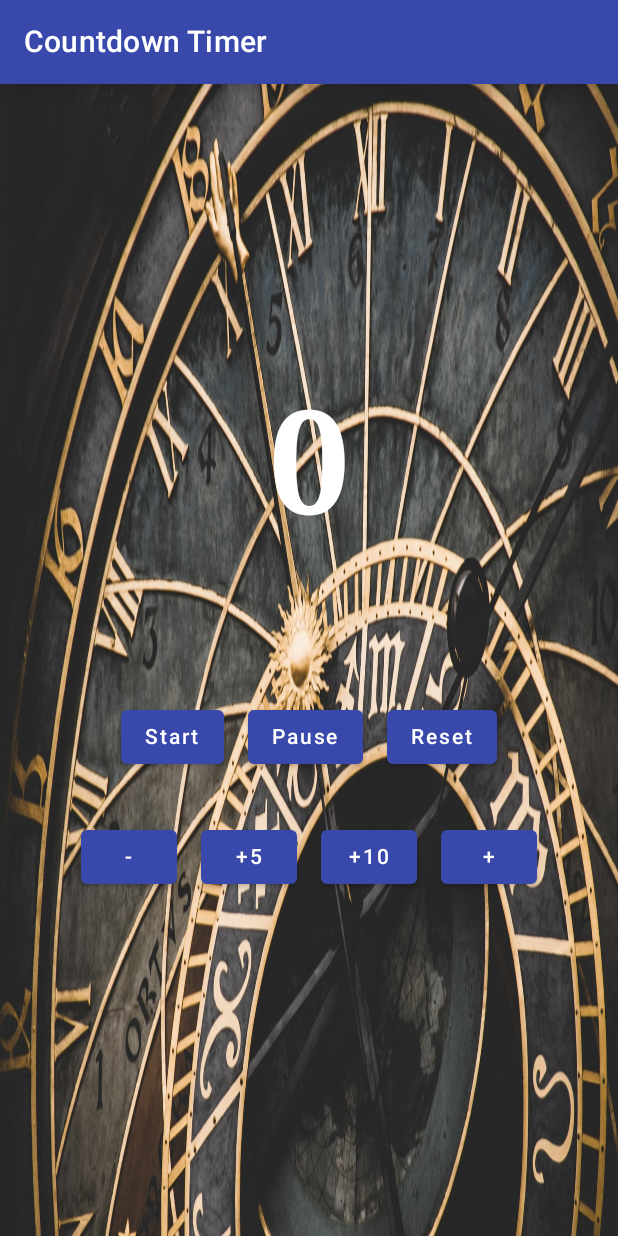
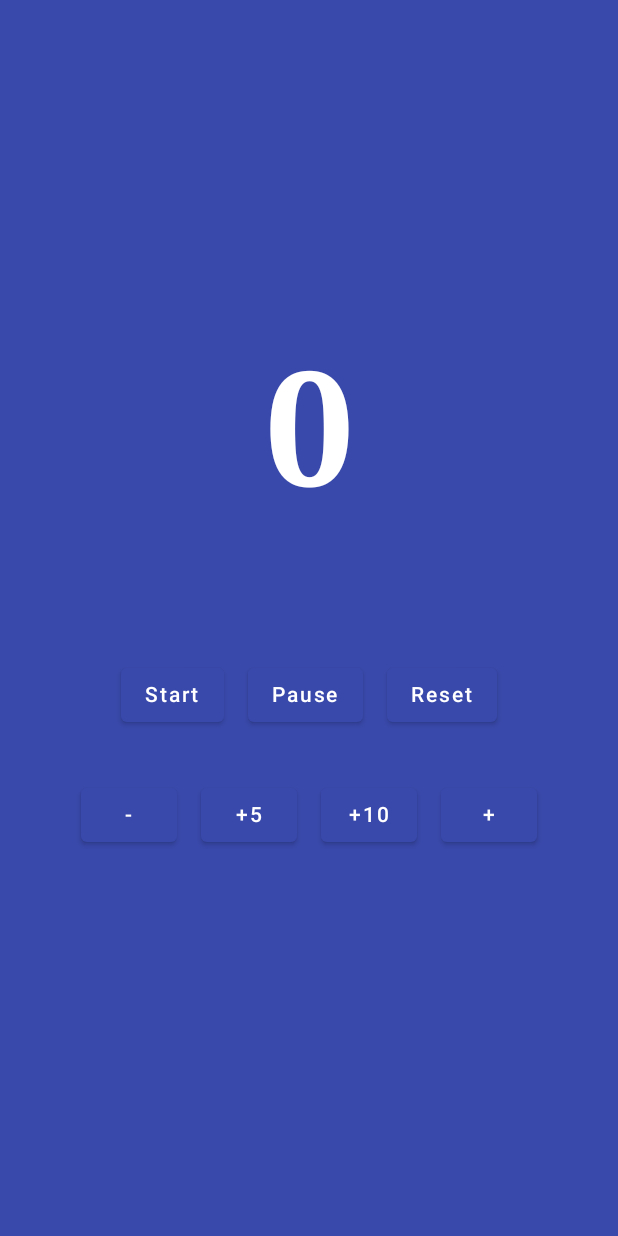
Before and after one commit to andyb129/CountdownTimerCompose, an Android app built with Jetpack Compose: the screen it shows after launch (MainActivity), on a phone screen of 412 x 824 dp. Run offline under Robolectric (Android 15) with nearby library versions, the phone set to English and light mode, and no system bars; our stand-ins replace livedata-compose.

```diff
--- a/app/src/main/java/uk/co/barbuzz/countdowntimer/ui/AppBarScaffold.kt
+++ b/app/src/main/java/uk/co/barbuzz/countdowntimer/ui/AppBarScaffold.kt
@@ -1,28 +1,29 @@
+/*
+ * Copyright 2021 The Android Open Source Project
+ *
+ * Licensed under the Apache License, Version 2.0 (the "License");
+ * you may not use this file except in compliance with the License.
+ * You may obtain a copy of the License at
+ *
+ *     https://www.apache.org/licenses/LICENSE-2.0
+ *
+ * Unless required by applicable law or agreed to in writing, software
+ * distributed under the License is distributed on an "AS IS" BASIS,
+ * WITHOUT WARRANTIES OR CONDITIONS OF ANY KIND, either express or implied.
+ * See the License for the specific language governing permissions and
+ * limitations under the License.
+ */
 package uk.co.barbuzz.countdowntimer.ui
 
-import androidx.compose.material.MaterialTheme
 import androidx.compose.material.Scaffold
-import androidx.compose.material.Text
-import androidx.compose.material.TopAppBar
 import androidx.compose.runtime.Composable
-import androidx.compose.ui.graphics.Color
-import androidx.compose.ui.unit.dp
 
 @Composable
 fun AppBarScaffold(
     screenTitle: String,
     content: @Composable () -> Unit
 ) {
-    Scaffold(
-        topBar = {
-            TopAppBar(
-                title = { Text(text = screenTitle, color = Color.White) },
-                backgroundColor = MaterialTheme.colors.primary,
-                contentColor = Color.White,
-                elevation = 12.dp
-            )
-        }
-    ) {
+    Scaffold() {
         content()
     }
 }
--- a/app/src/main/java/uk/co/barbuzz/countdowntimer/ui/Countdown.kt
+++ b/app/src/main/java/uk/co/barbuzz/countdowntimer/ui/Countdown.kt
@@ -1,3 +1,18 @@
+/*
+ * Copyright 2021 The Android Open Source Project
+ *
+ * Licensed under the Apache License, Version 2.0 (the "License");
+ * you may not use this file except in compliance with the License.
+ * You may obtain a copy of the License at
+ *
+ *     https://www.apache.org/licenses/LICENSE-2.0
+ *
+ * Unless required by applicable law or agreed to in writing, software
+ * distributed under the License is distributed on an "AS IS" BASIS,
+ * WITHOUT WARRANTIES OR CONDITIONS OF ANY KIND, either express or implied.
+ * See the License for the specific language governing permissions and
+ * limitations under the License.
+ */
 package uk.co.barbuzz.countdowntimer.ui
 
 import androidx.compose.animation.animateColor
@@ -18,7 +33,7 @@ import androidx.compose.ui.text.font.FontWeight
 import androidx.compose.ui.unit.Dp
 import androidx.compose.ui.unit.dp
 import kotlinx.coroutines.flow.Flow
-import uk.co.barbuzz.countdowntimer.ui.theme.purple500
+import uk.co.barbuzz.countdowntimer.ui.theme.purple200
 import uk.co.barbuzz.countdowntimer.ui.theme.teal200
 
 @Composable
@@ -33,14 +48,14 @@ fun Countdown(
         if (state % 2 != 0) {
             teal200
         } else {
-            purple500
+            purple200
         }
     }
     val size by transition.animateDp() { state ->
         if (state % 2 != 0) {
-            76.dp
+            96.dp
         } else {
-            96.dp
+            106.dp
         }
     }
 
--- a/app/src/main/java/uk/co/barbuzz/countdowntimer/ui/Timer.kt
+++ b/app/src/main/java/uk/co/barbuzz/countdowntimer/ui/Timer.kt
@@ -1,3 +1,18 @@
+/*
+ * Copyright 2021 The Android Open Source Project
+ *
+ * Licensed under the Apache License, Version 2.0 (the "License");
+ * you may not use this file except in compliance with the License.
+ * You may obtain a copy of the License at
+ *
+ *     https://www.apache.org/licenses/LICENSE-2.0
+ *
+ * Unless required by applicable law or agreed to in writing, software
+ * distributed under the License is distributed on an "AS IS" BASIS,
+ * WITHOUT WARRANTIES OR CONDITIONS OF ANY KIND, either express or implied.
+ * See the License for the specific language governing permissions and
+ * limitations under the License.
+ */
 package uk.co.barbuzz.countdowntimer.ui
 
 import androidx.compose.foundation.layout.Arrangement
@@ -9,11 +24,11 @@ import androidx.compose.material.Button
 import androidx.compose.material.Text
 import androidx.compose.runtime.Composable
 import androidx.compose.ui.Modifier
-import androidx.compose.ui.tooling.preview.Preview
 import androidx.compose.ui.unit.dp
 
 @Composable
-fun Timer(startTimer: () -> Unit,
+fun Timer(
+    startTimer: () -> Unit,
     pauseTimer: () -> Unit,
     resetTimer: () -> Unit,
     decrementTimerByOneSeconds: () -> Unit,
@@ -22,7 +37,7 @@ fun Timer(startTimer: () -> Unit,
     incrementTimerByTenSeconds: () -> Unit
 ) {
     Column(Modifier.fillMaxWidth().padding(16.dp)) {
-        Row (
+        Row(
             Modifier.fillMaxWidth().padding(vertical = 8.dp),
             horizontalArrangement = Arrangement.Center
         ) {
@@ -30,7 +45,7 @@ fun Timer(startTimer: () -> Unit,
             TimerButton("Pause", pauseTimer)
             TimerButton("Reset", resetTimer)
         }
-        Row (
+        Row(
             Modifier.fillMaxWidth().padding(vertical = 8.dp),
             horizontalArrangement = Arrangement.Center
         ) {
@@ -48,9 +63,3 @@ private fun TimerButton(buttonText: String, buttonOnClick: () -> Unit) {
         Text(buttonText)
     }
 }
-
-@Preview(showBackground = true)
-@Composable
-fun TimerPreview() {
-    //Timer(10, )
-}
--- a/app/src/main/java/uk/co/barbuzz/countdowntimer/ui/TimerScreen.kt
+++ b/app/src/main/java/uk/co/barbuzz/countdowntimer/ui/TimerScreen.kt
@@ -1,6 +1,20 @@
+/*
+ * Copyright 2021 The Android Open Source Project
+ *
+ * Licensed under the Apache License, Version 2.0 (the "License");
+ * you may not use this file except in compliance with the License.
+ * You may obtain a copy of the License at
+ *
+ *     https://www.apache.org/licenses/LICENSE-2.0
+ *
+ * Unless required by applicable law or agreed to in writing, software
+ * distributed under the License is distributed on an "AS IS" BASIS,
+ * WITHOUT WARRANTIES OR CONDITIONS OF ANY KIND, either express or implied.
+ * See the License for the specific language governing permissions and
+ * limitations under the License.
+ */
 package uk.co.barbuzz.countdowntimer.ui
 
-import androidx.compose.foundation.Image
 import androidx.compose.foundation.background
 import androidx.compose.foundation.layout.Arrangement
 import androidx.compose.foundation.layout.Box
@@ -12,11 +26,9 @@ import androidx.compose.foundation.layout.height
 import androidx.compose.runtime.Composable
 import androidx.compose.ui.Alignment
 import androidx.compose.ui.Modifier
-import androidx.compose.ui.layout.ContentScale
-import androidx.compose.ui.res.painterResource
 import androidx.compose.ui.unit.dp
 import kotlinx.coroutines.flow.Flow
-import uk.co.barbuzz.countdowntimer.R
+import uk.co.barbuzz.countdowntimer.ui.theme.purple500
 
 @Composable
 fun TimerScreen(
@@ -31,13 +43,9 @@ fun TimerScreen(
     incrementTimerByFiveSeconds: () -> Unit,
     incrementTimerByTenSeconds: () -> Unit
 ) {
-    Box (
-        modifier = Modifier.fillMaxSize(),
+    Box(
+        modifier = Modifier.fillMaxSize().background(purple500),
     ) {
-        Image(
-            painter = painterResource(id = R.drawable.clock),
-            contentDescription = null,
-            contentScale = ContentScale.FillBounds)
         Column(
             modifier = Modifier.fillMaxSize(),
             verticalArrangement = Arrangement.Center,
```
Also changed, not shown: app/src/main/java/uk/co/barbuzz/countdowntimer/viewmodel/CountdownViewModel.kt (+16 -1 lines), app/src/main/res/drawable/clock.jpeg (deleted), 4 other files. Lines whose indentation alone changed are shown as unchanged.
